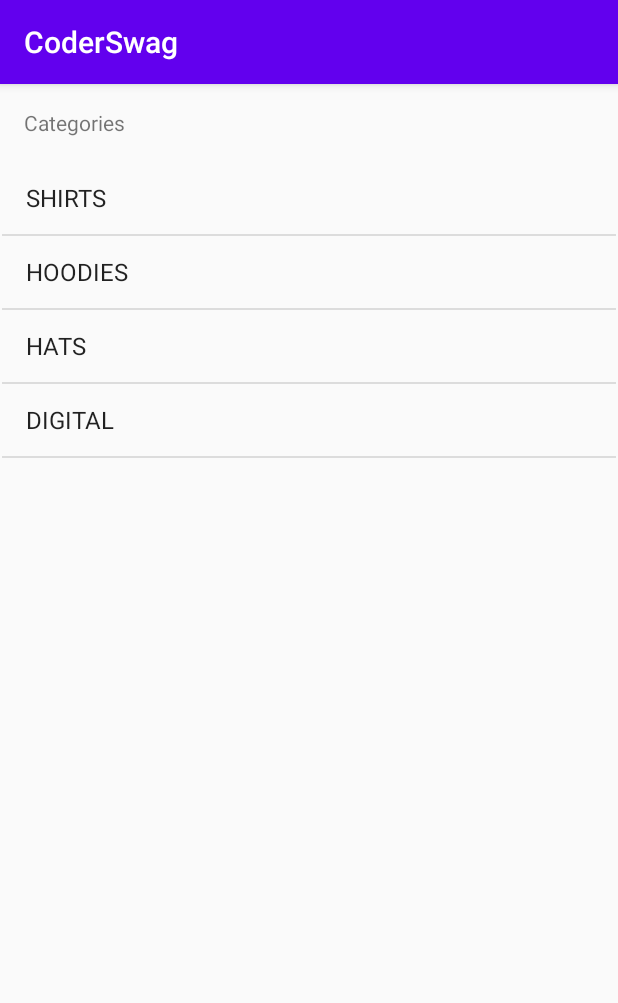
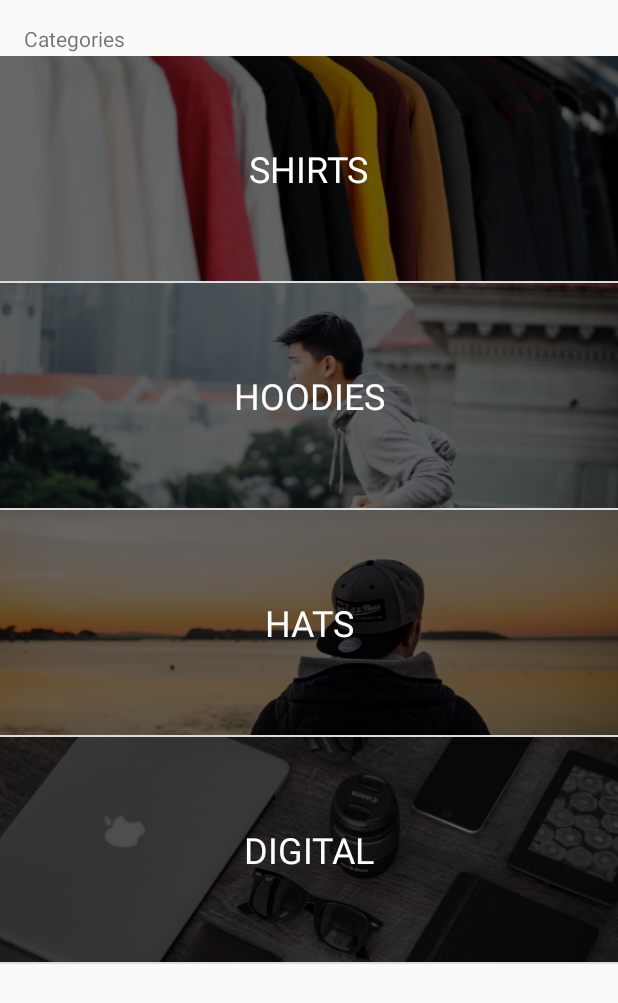
Before and after one commit to DevAbraham/CoderSwag-List-And-RecyclerViews, an Android app: the screen it shows after launch (MainActivity), on a phone screen of 412 x 824 dp. Shown: the top 1003 px of the screen. Run offline under Robolectric (Android 15) with nearby library versions, the phone set to English and light mode, and no system bars.

Commit message:
custom-listview-adapter

```diff
--- /dev/null
+++ b/app/src/main/java/com/ruedapps/coderswag/Adapters/CategoryAdapter.kt
@@ -0,0 +1,45 @@
+package com.ruedapps.coderswag.Adapters
+
+import android.content.Context
+import android.view.LayoutInflater
+import android.view.View
+import android.view.ViewGroup
+import android.widget.BaseAdapter
+import android.widget.ImageView
+import android.widget.TextView
+import com.ruedapps.coderswag.Model.Category
+import com.ruedapps.coderswag.R
+import org.w3c.dom.Text
+
+class CategoryAdapter(context : Context, categories : List<Category>) : BaseAdapter() {
+
+    val context = context
+    val categories = categories
+
+    override fun getCount(): Int {
+        return categories.count()
+    }
+
+    override fun getItem(position: Int): Any {
+        return categories[position]
+    }
+
+    override fun getItemId(position: Int): Long {
+        return 0;
+    }
+
+    override fun getView(position: Int, convertView: View?, parent: ViewGroup?): View {
+        val categoryView : View =
+            LayoutInflater.from(context).inflate(R.layout.category_list_item,null)
+        val categoryImage : ImageView = categoryView.findViewById(R.id.categoryImage)
+        val categoryName : TextView = categoryView.findViewById(R.id.categoryText)
+
+        val category = categories[position]
+        val resourceId =  context.resources.getIdentifier(category.image,"drawable",context.packageName)
+        categoryImage.setImageResource(resourceId)
+        println(resourceId)
+        categoryName.text = category.title
+
+        return categoryView
+    }
+}
--- a/app/src/main/java/com/ruedapps/coderswag/Controler/MainActivity.kt
+++ b/app/src/main/java/com/ruedapps/coderswag/Controler/MainActivity.kt
@@ -3,6 +3,7 @@ package com.ruedapps.coderswag.Controler
 import androidx.appcompat.app.AppCompatActivity
 import android.os.Bundle
 import android.widget.ArrayAdapter
+import com.ruedapps.coderswag.Adapters.CategoryAdapter
 import com.ruedapps.coderswag.Model.Category
 import com.ruedapps.coderswag.R
 import com.ruedapps.coderswag.Services.DataService
@@ -11,14 +12,12 @@ import kotlinx.android.synthetic.main.activity_main.*
 class MainActivity : AppCompatActivity() {
 
 
-    lateinit var adapter :  ArrayAdapter <Category>
+    lateinit var adapter : CategoryAdapter
 
     override fun onCreate(savedInstanceState: Bundle?) {
         super.onCreate(savedInstanceState)
         setContentView(R.layout.activity_main)
-        adapter = ArrayAdapter(this,
-            android.R.layout.simple_list_item_1,
-            DataService.categories)
+        adapter = CategoryAdapter(this, DataService.categories)
         listViewCategories.adapter = adapter
 
     }
--- a/app/src/main/java/com/ruedapps/coderswag/Services/DataService.kt
+++ b/app/src/main/java/com/ruedapps/coderswag/Services/DataService.kt
@@ -6,10 +6,10 @@ import com.ruedapps.coderswag.Model.Product
 object DataService {
 
     val categories = listOf(
-        Category("SHIRTS", "shirtImage"),
-        Category("HOODIES", "hoddieImage"),
-        Category("HATS", "hatImage"),
-        Category("DIGITAL", "digitalImage",),
+        Category("SHIRTS", "shirtimage"),
+        Category("HOODIES", "hoodieimage"),
+        Category("HATS", "hatimage"),
+        Category("DIGITAL", "digitalgoodsimage",),
     )
 
     val hats = listOf(
--- a/app/src/main/res/layout/activity_main.xml
+++ b/app/src/main/res/layout/activity_main.xml
@@ -19,15 +19,14 @@
 
     <ListView
         android:id="@+id/listViewCategories"
-        android:layout_width="409dp"
-        android:layout_height="694dp"
-        android:layout_marginStart="8dp"
+        android:layout_width="0dp"
+        android:layout_height="0dp"
         android:layout_marginTop="2dp"
-        android:layout_marginEnd="8dp"
-        android:layout_marginBottom="8dp"
         app:layout_constraintBottom_toBottomOf="parent"
         app:layout_constraintEnd_toEndOf="parent"
+        app:layout_constraintHorizontal_bias="0.0"
         app:layout_constraintStart_toStartOf="parent"
-        app:layout_constraintTop_toBottomOf="@+id/textView" />
+        app:layout_constraintTop_toBottomOf="@+id/textView"
+        app:layout_constraintVertical_bias="0.0" />
 
 </androidx.constraintlayout.widget.ConstraintLayout>
--- a/app/src/main/res/layout/category_list_item.xml
+++ b/app/src/main/res/layout/category_list_item.xml
@@ -7,7 +7,7 @@
     android:layout_height="150dp">
 
     <ImageView
-        android:id="@+id/imageView"
+        android:id="@+id/categoryImage"
         android:layout_width="0dp"
         android:layout_height="150dp"
         android:scaleType="centerCrop"
@@ -18,7 +18,7 @@
         app:srcCompat="@drawable/hatimage" />
 
     <TextView
-        android:id="@+id/textView2"
+        android:id="@+id/categoryText"
         android:layout_width="wrap_content"
         android:layout_height="wrap_content"
         android:hint="HATS"
--- a/app/src/main/res/values/styles.xml
+++ b/app/src/main/res/values/styles.xml
@@ -1,6 +1,6 @@
 <resources>
     <!-- Base application theme. -->
-    <style name="AppTheme" parent="Theme.AppCompat.Light.DarkActionBar">
+    <style name="AppTheme" parent="Theme.AppCompat.Light.NoActionBar">
         <!-- Customize your theme here. -->
         <item name="colorPrimary">@color/colorPrimary</item>
         <item name="colorPrimaryDark">@color/colorPrimaryDark</item>
```
